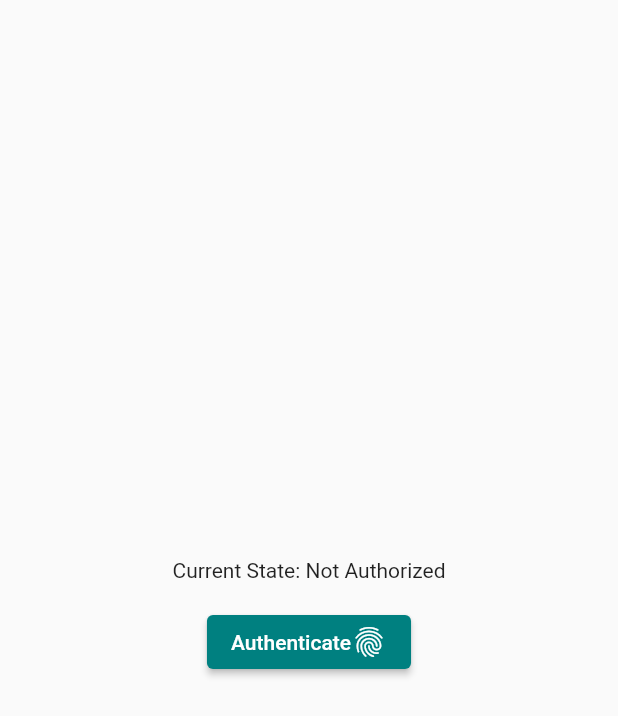
After one commit to CaptainBiswa69/Money-Manager, a Flutter app: the screen it shows after launch, after a tap on "Authenticate", on a phone screen of 412 x 824 dp. The commit adds this screen. Shown: the top 716 px of the screen. Run offline on Flutter 3.47's test engine with Material 2 defaults, Android fonts, the phone set to English and light mode, and no system bars; our stand-ins replace animated_splash_screen, hive, hive_flutter, local_auth; accounts and stored records are empty; Roboto replaces fonts that are missing (customFont).

Commit message:
Advanced Autentication Added

```diff
--- a/lib/main.dart
+++ b/lib/main.dart
@@ -1,6 +1,7 @@
 import 'package:animated_splash_screen/animated_splash_screen.dart';
 import 'package:flutter/material.dart';
 import 'package:flutter_application_3/myTheme.dart';
+import 'package:flutter_application_3/pages/fingerprint.dart';
 import 'package:flutter_application_3/pages/fingerprint_auth.dart';
 import 'package:flutter_application_3/pages/homepage.dart';
 import 'package:hive_flutter/hive_flutter.dart';
--- /dev/null
+++ b/lib/pages/fingerprint.dart
@@ -0,0 +1,100 @@
+import 'package:flutter/material.dart';
+import 'package:flutter/services.dart';
+import 'package:flutter_application_3/pages/homepage.dart';
+import 'package:local_auth/local_auth.dart';
+
+class Finger extends StatefulWidget {
+  Finger({Key? key}) : super(key: key);
+
+  @override
+  State<Finger> createState() => _FingerprintAuthState();
+}
+
+class _FingerprintAuthState extends State<Finger> {
+  final LocalAuthentication auth = LocalAuthentication();
+
+  String _authorized = 'Not Authorized';
+  bool _isAuthenticating = false;
+
+  Future<void> _authenticate() async {
+    bool authenticated = false;
+    try {
+      setState(() {
+        _isAuthenticating = true;
+        _authorized = 'Authenticating';
+      });
+      authenticated = await auth.authenticate(
+          localizedReason: 'Let OS determine authentication method',
+          useErrorDialogs: true,
+          stickyAuth: true);
+      setState(() {
+        _isAuthenticating = false;
+      });
+    } on PlatformException catch (e) {
+      print(e);
+      setState(() {
+        _isAuthenticating = false;
+        _authorized = "Error - ${e.message}";
+      });
+      return;
+    }
+    if (!mounted) return;
+
+    setState(() {
+      if (authenticated) {
+        _isAuthenticating = true;
+        Navigator.of(context).pushReplacement(
+            MaterialPageRoute(builder: (context) => HomePage()));
+      }
+      _authorized = authenticated ? 'Authorized' : 'Not Authorized';
+    });
+  }
+
+  void _cancelAuthentication() async {
+    await auth.stopAuthentication();
+    setState(() => _isAuthenticating = false);
+  }
+
+  @override
+  Widget build(BuildContext context) {
+    return SafeArea(
+      child: Scaffold(
+        body: Center(
+          child: Column(
+            mainAxisAlignment: MainAxisAlignment.center,
+            children: [
+              Text('Current State: $_authorized\n'),
+              (_isAuthenticating)
+                  ? ElevatedButton(
+                      onPressed: _cancelAuthentication,
+                      child: Row(
+                        mainAxisSize: MainAxisSize.min,
+                        children: [
+                          Text("Cancel Authentication"),
+                          Icon(Icons.cancel),
+                        ],
+                      ),
+                    )
+                  : Column(
+                      children: [
+                        ElevatedButton(
+                          child: Row(
+                            mainAxisSize: MainAxisSize.min,
+                            children: [
+                              Text('Authenticate'),
+                              Icon(Icons.fingerprint),
+                            ],
+                          ),
+                          onPressed: () {
+                            _authenticate();
+                          },
+                        ),
+                      ],
+                    ),
+            ],
+          ),
+        ),
+      ),
+    );
+  }
+}
--- a/lib/pages/fingerprint_auth.dart
+++ b/lib/pages/fingerprint_auth.dart
@@ -1,5 +1,6 @@
 import 'package:flutter/material.dart';
 import 'package:flutter/services.dart';
+import 'package:flutter_application_3/pages/fingerprint.dart';
 import 'package:flutter_application_3/pages/homepage.dart';
 import 'package:local_auth/local_auth.dart';
 
@@ -13,88 +14,40 @@ class FingerprintAuth extends StatefulWidget {
 class _FingerprintAuthState extends State<FingerprintAuth> {
   final LocalAuthentication auth = LocalAuthentication();
 
-  String _authorized = 'Not Authorized';
-  bool _isAuthenticating = false;
-  bool sucess = false;
-
   Future<void> _authenticate() async {
     bool authenticated = false;
     try {
-      setState(() {
-        _isAuthenticating = true;
-        _authorized = 'Authenticating';
-      });
       authenticated = await auth.authenticate(
           localizedReason: 'Let OS determine authentication method',
           useErrorDialogs: true,
           stickyAuth: true);
-      setState(() {
-        _isAuthenticating = false;
-      });
     } on PlatformException catch (e) {
       print(e);
-      setState(() {
-        _isAuthenticating = false;
-        _authorized = "Error - ${e.message}";
-      });
       return;
     }
     if (!mounted) return;
 
     setState(() {
-      _authorized = authenticated ? 'Authorized' : 'Not Authorized';
       if (authenticated) {
         Navigator.of(context).pushReplacement(
             MaterialPageRoute(builder: (context) => HomePage()));
+      } else {
+        Navigator.of(context)
+            .pushReplacement(MaterialPageRoute(builder: (context) => Finger()));
       }
     });
   }
 
-  void _cancelAuthentication() async {
-    await auth.stopAuthentication();
-    setState(() => _isAuthenticating = false);
+  @override
+  void initState() {
+    super.initState();
+    _authenticate();
   }
 
   @override
   Widget build(BuildContext context) {
     return SafeArea(
-      child: Scaffold(
-        body: Center(
-          child: Column(
-            mainAxisAlignment: MainAxisAlignment.center,
-            children: [
-              Text('Current State: $_authorized\n'),
-              (_isAuthenticating)
-                  ? ElevatedButton(
-                      onPressed: _cancelAuthentication,
-                      child: Row(
-                        mainAxisSize: MainAxisSize.min,
-                        children: [
-                          Text("Cancel Authentication"),
-                          Icon(Icons.cancel),
-                        ],
-                      ),
-                    )
-                  : Column(
-                      children: [
-                        ElevatedButton(
-                          child: Row(
-                            mainAxisSize: MainAxisSize.min,
-                            children: [
-                              Text('Authenticate'),
-                              Icon(Icons.fingerprint),
-                            ],
-                          ),
-                          onPressed: () {
-                            _authenticate();
-                          },
-                        ),
-                      ],
-                    ),
-            ],
-          ),
-        ),
-      ),
+      child: Scaffold(body: Column()),
     );
   }
 }
```
